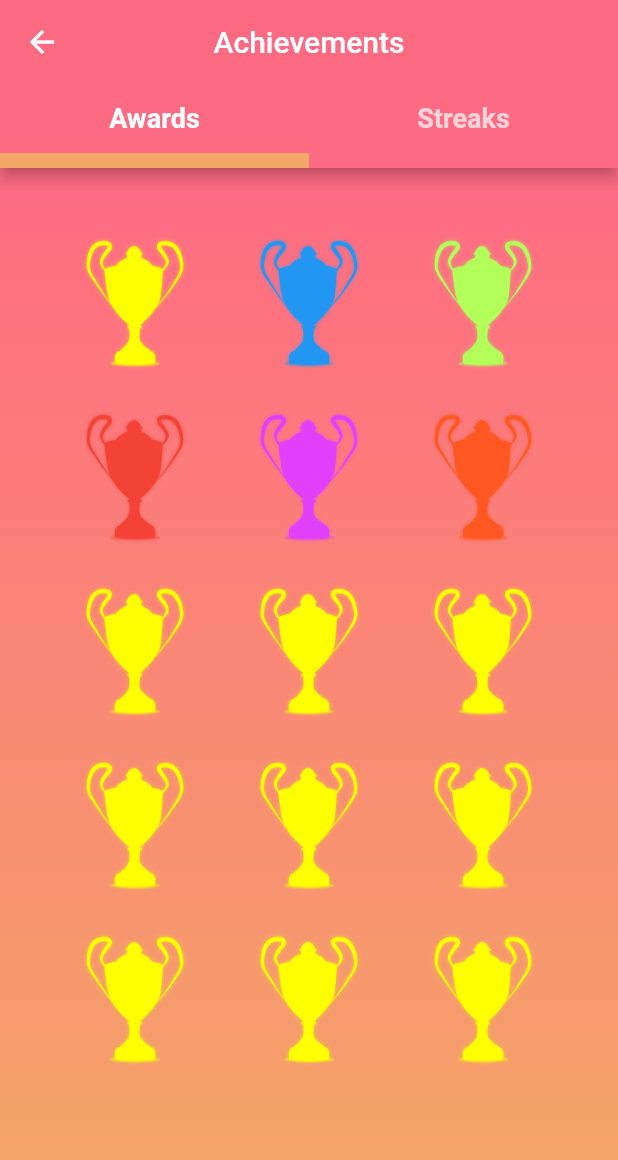
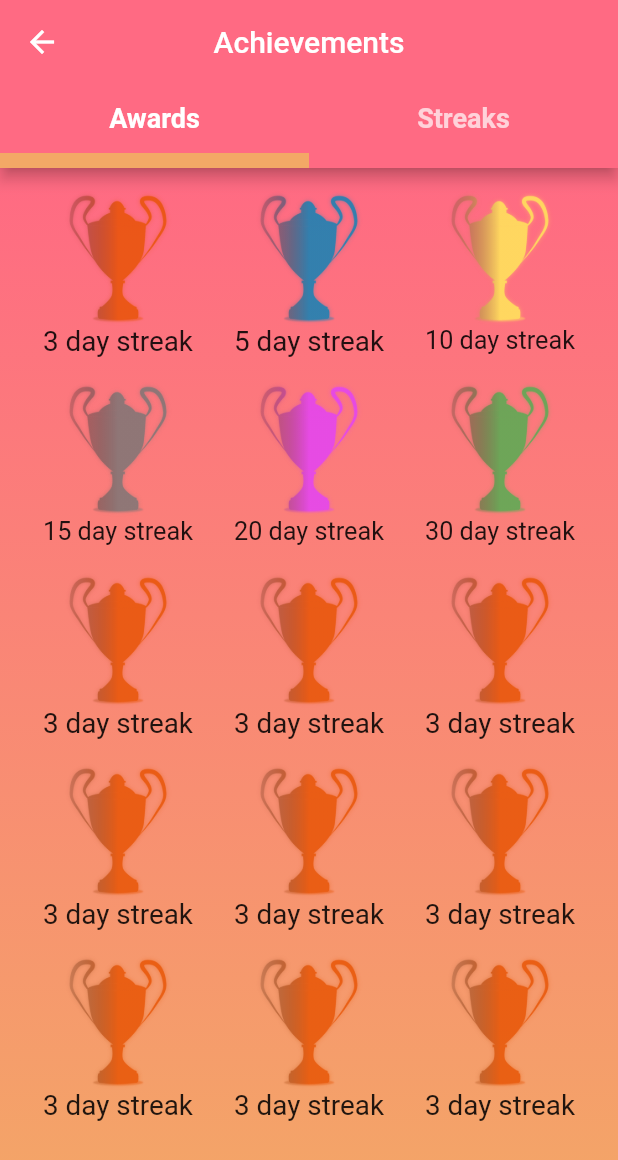
Before and after one commit to robengrobban/PVT-Grupp-75, a Flutter app: the SuccessScreen screen opened by its route, on a phone screen of 412 x 824 dp. Shown: the top 1160 px of the screen. Run offline on Flutter 3.47's test engine with Material 2 defaults, Android fonts, the phone set to English and light mode, and no system bars; drawn by our look-alikes of loader_overlay; our stand-ins replace camera, flutter_local_notifications, google_maps_flutter, google_sign_in, location, numberpicker and 3 more; missing offline and left inert: calendar_widget, esys_flutter_share, flutter_background_geolocation; accounts and stored records are empty.

Commit message:
finishing awards.

```diff
--- a/flutter_app/lib/models/Medal.dart
+++ b/flutter_app/lib/models/Medal.dart
@@ -22,23 +22,18 @@ extension ColorExtension on MedalType {
   Color get color {
     switch (this) {
       case MedalType.THREE_DAY_STREAK:
-        print("Three day streak");
-        return Colors.yellowAccent;
+        return Colors.orange.shade900.withOpacity(0.9);
       case MedalType.FIVE_DAY_STREAK:
-        print("Five day streak");
-        return Colors.blue;
+        return myColor.shade300.withOpacity(0.9);
       case MedalType.TEN_DAY_STREAK:
-        print("Ten day streak");
-        return Colors.lightGreenAccent;
+        return Colors.yellow.shade400.withOpacity(0.9);
       case MedalType.FIFTEEN_DAY_STREAK:
-        print("Fifteen day streak");
-        return Colors.red;
+        return Colors.grey.shade600.withOpacity(0.9);
       case MedalType.TWENTY_DAY_STREAK:
-        print("Twenty day streak");
-        return Colors.purpleAccent;
+        return Colors.purpleAccent.withOpacity(0.9);
       case MedalType.THIRTY_DAY_STREAK:
-        print("Thirty day streak");
-        return Colors.deepOrange;
+        return Colors.green.withOpacity(0.9);
+        ;
     }
   }
 }
@@ -47,17 +42,32 @@ extension TitleExtension on MedalType {
   String get string {
     switch (this) {
       case MedalType.THREE_DAY_STREAK:
-        return "Three day streak";
+        return "3 day streak";
       case MedalType.FIVE_DAY_STREAK:
-        return "Five day streak";
+        return "5 day streak";
       case MedalType.TEN_DAY_STREAK:
-        return "Ten day streak";
+        return "10 day streak";
       case MedalType.FIFTEEN_DAY_STREAK:
-        return "Fifteen day streak";
+        return "15 day streak";
       case MedalType.TWENTY_DAY_STREAK:
-        return "Twenty day streak";
+        return "20 day streak";
       case MedalType.THIRTY_DAY_STREAK:
-        return "Thirty day streak";
+        return "30 day streak";
     }
   }
 }
+
+MaterialColor myColor = MaterialColor(0xFF880E4F, color);
+
+Map<int, Color> color = {
+  50: Color.fromRGBO(4, 131, 184, .1),
+  100: Color.fromRGBO(4, 131, 184, .2),
+  200: Color.fromRGBO(4, 131, 184, .3),
+  300: Color.fromRGBO(4, 131, 184, .4),
+  400: Color.fromRGBO(4, 131, 184, .5),
+};
+
+LinearGradient medalGradiant = LinearGradient(
+    begin: Alignment.topCenter,
+    end: Alignment.bottomCenter,
+    colors: [myColor.shade50, myColor.shade900]);
--- a/flutter_app/lib/screens/success_screen.dart
+++ b/flutter_app/lib/screens/success_screen.dart
@@ -21,8 +21,6 @@ class SuccessScreen extends StatefulWidget {
 }
 
 class _SuccessScreenState extends State<SuccessScreen> {
-
-
   @override
   Widget build(BuildContext context) {
     return Container(
@@ -47,7 +45,7 @@ class _SuccessScreenState extends State<SuccessScreen> {
             ),
             body: Container(
               decoration: BoxDecoration(gradient: Theme.appGradiant),
-              padding: EdgeInsets.all(32),
+              padding: EdgeInsets.all(15),
               child: TabBarView(
                 children: [
                   MedalScreen(),
@@ -61,10 +59,6 @@ class _SuccessScreenState extends State<SuccessScreen> {
   }
 }
 
-
-
-
-
 class MedalScreen extends StatefulWidget {
   State createState() => _MedalScreenState();
 }
@@ -74,15 +68,42 @@ class _MedalScreenState extends State<MedalScreen> {
   Widget build(BuildContext context) {
     return GridView.count(
         crossAxisCount: 3,
-        children: List.generate(_getMedals().length, (index) {
-          return Center(
+        children: List.generate(
+          _getMedals().length,
+          (index) {
+            return Column(children: [
+              Center(
+                child: ShaderMask(
                   child: ImageIcon(
                     AssetImage('assets/images/141054.png'),
                     size: 90,
                     color: _getMedals()[index].type.color,
+                  ),
+                  shaderCallback: (Rect bounds) {
+                    return LinearGradient(
+                      colors: [
+                        Colors.transparent,
+                        _getMedals()[index].type.color
+                      ],
+                      stops: [0.0, 0.5],
+                    ).createShader(bounds);
+                  },
+                  blendMode: BlendMode.srcIn,
+                ),
+              ),
+              SizedBox(
+                width: 100,
+                child: FittedBox(
+                  fit: BoxFit.fitWidth,
+                  child: Text(_getMedals()[index].type.string),
+                ),
+              )
+            ]);
+          },
         ));
-        }));
   }
+}
+
 List<Medal> _getMedals() {
   return [
     new Medal(type: MedalType.THREE_DAY_STREAK),
@@ -103,14 +124,13 @@ class _MedalScreenState extends State<MedalScreen> {
   ];
 }
 
-}
-
 class StreakScreen extends StatefulWidget {
   State createState() => _StreakScreenState();
 }
 
 class _StreakScreenState extends State<StreakScreen> {
   Map<DateTime, List<PerformedRoute>> _performedRoutes = {};
+
   @override
   void initState() {
     super.initState();
@@ -123,7 +143,8 @@ class _StreakScreenState extends State<StreakScreen> {
       print(dt);
       // randomly generate a boolean list of length monthLength + 1 (because months start at 1)
       return List.generate(Calendar.monthLength(dt) + 1, (index) {
-        return (_performedRoutes.containsKey(dt.add(Duration(days: index-1))));
+        return (_performedRoutes
+            .containsKey(dt.add(Duration(days: index - 1))));
       });
     };
     return Container(
@@ -134,27 +155,26 @@ class _StreakScreenState extends State<StreakScreen> {
             width: MediaQuery.of(context).size.width - 32,
             onTapListener: (DateTime dt) {
               print(dt);
-            print(_performedRoutes.containsKey(dt) );
-            _performedRoutes.containsKey(dt) ? showDialog<String>(
+              print(_performedRoutes.containsKey(dt));
+              _performedRoutes.containsKey(dt)
+                  ? showDialog<String>(
                       context: context,
-                builder: (BuildContext context) =>
-                    AlertDialog(
+                      builder: (BuildContext context) => AlertDialog(
                             title: const Text('Your route'),
                             content: SingleChildScrollView(
                                 child: ListBody(
                               children: <Widget>[
-                              Text(_performedRoutes[dt][0].distance.toString()),
+                                Text(_performedRoutes[dt][0]
+                                    .distance
+                                    .toString()),
                                 Text('Distance:')
                               ],
                             )),
-                    )
+                          ))
+                  : null;
+            }));
+  }
 
-              //highlighter:highlighter,
-
-            ) : null;
-          }
-        ));
-  }
   Future<void> _getPerformedRoutes() async {
     // String token = await AccountHandler().accessToken();
     // var uri = USES_HTTPS ?  Uri.https(SERVER_HOST, '/performedRoutes', {"token": token}) : Uri.http(SERVER_HOST, '/performedRoutes', {"token":token});
@@ -170,19 +190,52 @@ class _StreakScreenState extends State<StreakScreen> {
     //   });
 
     setState(() {
-      _performedRoutes = {DateTime(2021,05,29): [PerformedRoute(waypoints: [], startPoint: LatLng(58.34, 17.30000000000001), distance: 10, actualDuration: 0, timeFinished: DateTime(2021,05,29))], DateTime(2021,05,28): [PerformedRoute(waypoints: [], startPoint: LatLng(58.34, 17.30000000000001), distance: 10, actualDuration: 0, timeFinished:DateTime(2021,05,28,21,34,55))], DateTime(2021,05,26) : [PerformedRoute(waypoints: [], startPoint: LatLng(58.34, 17.30000000000001), distance: 10, actualDuration: 0, timeFinished: DateTime(2021,05,26,21,34,55,000))], DateTime(2021,05,25, 00,00,00): [PerformedRoute(waypoints: [], startPoint: LatLng(58.34, 17.30000000000001), distance: 10, actualDuration: 0, timeFinished: DateTime(2021,05,25,21,34,55))]};
+      _performedRoutes = {
+        DateTime(2021, 05, 29): [
+          PerformedRoute(
+              waypoints: [],
+              startPoint: LatLng(58.34, 17.30000000000001),
+              distance: 10,
+              actualDuration: 0,
+              timeFinished: DateTime(2021, 05, 29))
+        ],
+        DateTime(2021, 05, 28): [
+          PerformedRoute(
+              waypoints: [],
+              startPoint: LatLng(58.34, 17.30000000000001),
+              distance: 10,
+              actualDuration: 0,
+              timeFinished: DateTime(2021, 05, 28, 21, 34, 55))
+        ],
+        DateTime(2021, 05, 26): [
+          PerformedRoute(
+              waypoints: [],
+              startPoint: LatLng(58.34, 17.30000000000001),
+              distance: 10,
+              actualDuration: 0,
+              timeFinished: DateTime(2021, 05, 26, 21, 34, 55, 000))
+        ],
+        DateTime(2021, 05, 25, 00, 00, 00): [
+          PerformedRoute(
+              waypoints: [],
+              startPoint: LatLng(58.34, 17.30000000000001),
+              distance: 10,
+              actualDuration: 0,
+              timeFinished: DateTime(2021, 05, 25, 21, 34, 55))
+        ]
+      };
     });
   }
 
-
   Map<DateTime, List<PerformedRoute>> _parseRoute(String responseBody) {
     Map<DateTime, List<PerformedRoute>> routeMap = {};
-    List <dynamic> routes = jsonDecode(responseBody);
-    for(var d in routes) {
+    List<dynamic> routes = jsonDecode(responseBody);
+    for (var d in routes) {
       PerformedRoute route = PerformedRoute.fromJson(d);
       DateTime routeTime = route.timeFinished;
-      DateTime routeDate = DateTime(routeTime.year,routeTime.month, routeTime.day);
-      if(!routeMap.containsKey(routeDate)) {
+      DateTime routeDate =
+          DateTime(routeTime.year, routeTime.month, routeTime.day);
+      if (!routeMap.containsKey(routeDate)) {
         routeMap[routeDate] = [];
       }
       routeMap[routeDate].add(route);
```
Lines whose indentation alone changed are shown as unchanged.
